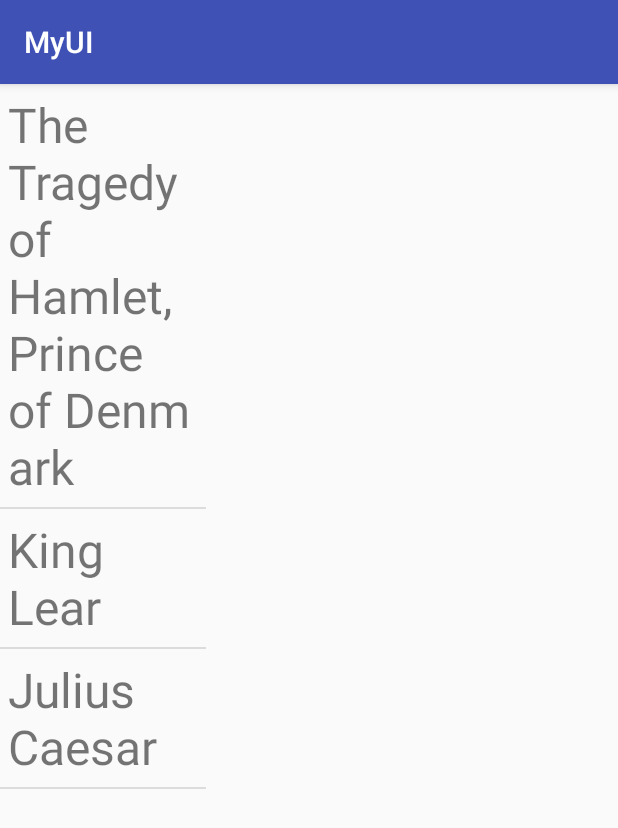
After one commit to YershovAleksandr/Android_015_UI, an Android app: the fragment FPLQuotesFragment placed in its activity, on a phone screen of 412 x 824 dp. The commit adds this screen. Shown: the top 828 px of the screen. Run offline under Robolectric (Android 15) with nearby library versions, the phone set to English and light mode, and no system bars.

Commit message:
UI Fragment Programmatic done

```diff
--- a/MyUI/app/src/main/AndroidManifest.xml
+++ b/MyUI/app/src/main/AndroidManifest.xml
@@ -63,6 +63,7 @@
         android:theme="@android:style/Theme.Holo.Light.DarkActionBar" />
         <activity android:name=".FDLQuoteViewerActivity" />
         <activity android:name=".FDLAQuoteViewerActivity" />
+        <activity android:name=".FPLQuoteViewerActivity" />
     </application>
 
 </manifest>
--- /dev/null
+++ b/MyUI/app/src/main/java/com/nam/myui/FPLQuoteViewerActivity.java
@@ -0,0 +1,56 @@
+package com.nam.myui;
+
+import android.app.FragmentManager;
+import android.app.FragmentTransaction;
+import android.os.Bundle;
+import android.support.v7.app.AppCompatActivity;
+
+import com.nam.myui.FPLTitlesFragment.ListSelectionListener;
+
+//Several Activity lifecycle methods are instrumented to emit LogCat output
+//so you can follow this class' lifecycle
+public class FPLQuoteViewerActivity extends AppCompatActivity implements ListSelectionListener {
+
+	public static String[] mTitleArray;
+	public static String[] mQuoteArray;
+
+	// Get a reference to the QuotesFragment
+	private final FPLQuotesFragment mQuoteFragment = new FPLQuotesFragment();
+
+	@Override
+	protected void onCreate(Bundle savedInstanceState) {
+		super.onCreate(savedInstanceState);
+
+		// Get the string arrays with the titles and qutoes
+		mTitleArray = getResources().getStringArray(R.array.Titles);
+		mQuoteArray = getResources().getStringArray(R.array.Quotes);
+
+		setContentView(R.layout.fragmentprogrammaticlayout);
+
+		// Get a reference to the FragmentManager
+		FragmentManager fragmentManager = getFragmentManager();
+
+		// Begin a new FragmentTransaction
+		FragmentTransaction fragmentTransaction = fragmentManager
+				.beginTransaction();
+
+		// Add the TitleFragment
+		fragmentTransaction.add(R.id.title_frame, new FPLTitlesFragment());
+
+		// Add the QuoteFragment
+		fragmentTransaction.add(R.id.quote_frame, mQuoteFragment);
+
+		// Commit the FragmentTransaction
+		fragmentTransaction.commit();
+	}
+
+	// Called when the user selects an item in the TitlesFragment
+	@Override
+	public void onListSelection(int index) {
+		if (mQuoteFragment.getShownIndex() != index) {
+
+			// Tell the QuoteFragment to show the quote string at position index
+			mQuoteFragment.showQuoteAtIndex(index);
+		}
+	}
+}
--- /dev/null
+++ b/MyUI/app/src/main/java/com/nam/myui/FPLQuotesFragment.java
@@ -0,0 +1,108 @@
+package com.nam.myui;
+
+import android.app.Activity;
+import android.app.Fragment;
+import android.os.Bundle;
+import android.util.Log;
+import android.view.LayoutInflater;
+import android.view.View;
+import android.view.ViewGroup;
+import android.widget.TextView;
+
+//Several Activity and Fragment lifecycle methods are instrumented to emit LogCat output
+//so you can follow the class' lifecycle
+public class FPLQuotesFragment extends Fragment {
+
+	private static final String TAG = "QuotesFragment";
+
+	private TextView mQuoteView = null;
+	private int mCurrIdx = -1;
+	private int mQuoteArrayLen;
+
+	int getShownIndex() {
+		return mCurrIdx;
+	}
+
+	// Show the Quote string at position newIndex
+	void showQuoteAtIndex(int newIndex) {
+		if (newIndex < 0 || newIndex >= mQuoteArrayLen)
+			return;
+		mCurrIdx = newIndex;
+		mQuoteView.setText(FPLQuoteViewerActivity.mQuoteArray[mCurrIdx]);
+	}
+
+	@Override
+	public void onAttach(Activity activity) {
+		Log.i(TAG, getClass().getSimpleName() + ":entered onAttach()");
+		super.onAttach(activity);
+	}
+
+	@Override
+	public void onCreate(Bundle savedInstanceState) {
+		Log.i(TAG, getClass().getSimpleName() + ":entered onCreate()");
+		super.onCreate(savedInstanceState);
+	}
+
+	// Called to create the content view for this Fragment
+	@Override
+	public View onCreateView(LayoutInflater inflater, ViewGroup container,
+			Bundle savedInstanceState) {
+
+		// Inflate the layout defined in quote_fragment.xml
+		// The last parameter is false because the returned view does not need to be attached to the container ViewGroup
+		return inflater.inflate(R.layout.fplquote_fragment, container, false);
+	}
+
+	// Set up some information about the mQuoteView TextView
+	@Override
+	public void onActivityCreated(Bundle savedInstanceState) {
+		super.onActivityCreated(savedInstanceState);
+		mQuoteView = (TextView) getActivity().findViewById(R.id.quoteView);
+		mQuoteArrayLen = FPLQuoteViewerActivity.mQuoteArray.length;
+	}
+
+	@Override
+	public void onStart() {
+		Log.i(TAG, getClass().getSimpleName() + ":entered onStart()");
+		super.onStart();
+	}
+
+	@Override
+	public void onResume() {
+		Log.i(TAG, getClass().getSimpleName() + ":entered onResume()");
+		super.onResume();
+	}
+
+
+	@Override
+	public void onPause() {
+		Log.i(TAG, getClass().getSimpleName() + ":entered onPause()");
+		super.onPause();
+	}
+
+	@Override
+	public void onStop() {
+		Log.i(TAG, getClass().getSimpleName() + ":entered onStop()");
+		super.onStop();
+	}
+
+	@Override
+	public void onDetach() {
+		Log.i(TAG, getClass().getSimpleName() + ":entered onDetach()");
+		super.onDetach();
+	}
+
+
+	@Override
+	public void onDestroy() {
+		Log.i(TAG, getClass().getSimpleName() + ":entered onDestroy()");
+		super.onDestroy();
+	}
+
+	@Override
+	public void onDestroyView() {
+		Log.i(TAG, getClass().getSimpleName() + ":entered onDestroyView()");
+		super.onDestroyView();
+	}
+
+}
--- /dev/null
+++ b/MyUI/app/src/main/java/com/nam/myui/FPLTitlesFragment.java
@@ -0,0 +1,121 @@
+package com.nam.myui;
+
+import android.app.Activity;
+import android.app.ListFragment;
+import android.os.Bundle;
+import android.util.Log;
+import android.view.LayoutInflater;
+import android.view.View;
+import android.view.ViewGroup;
+import android.widget.ArrayAdapter;
+import android.widget.ListView;
+
+//Several Activity and Fragment lifecycle methods are instrumented to emit LogCat output
+//so you can follow the class' lifecycle
+public class FPLTitlesFragment extends ListFragment {
+
+	private ListSelectionListener mListener = null;
+	private static final String TAG = "TitlesFragment";
+
+	// Callback interface that allows this Fragment to notify the QuoteViewerActivity when
+	// user clicks on a List Item
+	public interface ListSelectionListener {
+		public void onListSelection(int index);
+	}
+
+	// Called when the user selects an item from the List
+	@Override
+	public void onListItemClick(ListView l, View v, int pos, long id) {
+
+		// Indicates the selected item has been checked
+		getListView().setItemChecked(pos, true);
+
+		// Inform the QuoteViewerActivity that the item in position pos has been selected
+		mListener.onListSelection(pos);
+	}
+
+	@Override
+	public void onAttach(Activity activity) {
+		Log.i(TAG, getClass().getSimpleName() + ":entered onAttach()");
+		super.onAttach(activity);
+
+		try {
+
+			// Set the ListSelectionListener for communicating with the QuoteViewerActivity
+			mListener = (ListSelectionListener) activity;
+
+		} catch (ClassCastException e) {
+			throw new ClassCastException(activity.toString()
+					+ " must implement OnArticleSelectedListener");
+		}
+	}
+
+	@Override
+	public void onCreate(Bundle savedInstanceState) {
+		Log.i(TAG, getClass().getSimpleName() + ":entered onCreate()");
+		super.onCreate(savedInstanceState);
+	}
+
+	@Override
+	public View onCreateView(LayoutInflater inflater, ViewGroup container,
+			Bundle savedInstanceState) {
+		Log.i(TAG, getClass().getSimpleName() + ":entered onCreate()");
+		return super.onCreateView(inflater, container, savedInstanceState);
+	}
+
+	@Override
+	public void onActivityCreated(Bundle savedState) {
+		Log.i(TAG, getClass().getSimpleName() + ":entered onActivityCreated()");
+		super.onActivityCreated(savedState);
+
+		// Set the list choice mode to allow only one selection at a time
+		getListView().setChoiceMode(ListView.CHOICE_MODE_SINGLE);
+
+		// Set the list adapter for the ListView
+		// Discussed in more detail in the user interface classes lesson
+		setListAdapter(new ArrayAdapter<String>(getActivity(),
+				R.layout.fpltitles_item, FPLQuoteViewerActivity.mTitleArray));
+	}
+
+	@Override
+	public void onStart() {
+		Log.i(TAG, getClass().getSimpleName() + ":entered onStart()");
+		super.onStart();
+	}
+
+	@Override
+	public void onResume() {
+		Log.i(TAG, getClass().getSimpleName() + ":entered onResume()");
+		super.onResume();
+	}
+
+	@Override
+	public void onPause() {
+		Log.i(TAG, getClass().getSimpleName() + ":entered onPause()");
+		super.onPause();
+	}
+
+	@Override
+	public void onStop() {
+		Log.i(TAG, getClass().getSimpleName() + ":entered onStop()");
+		super.onStop();
+	}
+
+	@Override
+	public void onDetach() {
+		Log.i(TAG, getClass().getSimpleName() + ":entered onDetach()");
+		super.onDetach();
+	}
+
+	@Override
+	public void onDestroy() {
+		Log.i(TAG, getClass().getSimpleName() + ":entered onDestroy()");
+		super.onDestroy();
+	}
+
+	@Override
+	public void onDestroyView() {
+		Log.i(TAG, getClass().getSimpleName() + ":entered onDestroyView()");
+		super.onDestroyView();
+	}
+}
--- a/MyUI/app/src/main/java/com/nam/myui/MainActivity.java
+++ b/MyUI/app/src/main/java/com/nam/myui/MainActivity.java
@@ -47,6 +47,7 @@ public class MainActivity extends AppCompatActivity {
     private Button mButton27;
     private Button mButton28;
     private Button mButton29;
+    private Button mButton30;
 
     private BottomNavigationView.OnNavigationItemSelectedListener mOnNavigationItemSelectedListener
             = new BottomNavigationView.OnNavigationItemSelectedListener() {
@@ -378,6 +379,15 @@ public class MainActivity extends AppCompatActivity {
             }
         });
 
+        mButton30 = (Button)findViewById(R.id.button30);
+        mButton30.setOnClickListener(new View.OnClickListener() {
+            @Override
+            public void onClick(View v) {
+                x42.Log("Click button30");
+                Intent intent = new Intent(MainActivity.this, FPLQuoteViewerActivity.class);
+                startActivity(intent);
+            }
+        });
 
     }
 
--- a/MyUI/app/src/main/res/layout/activity_main.xml
+++ b/MyUI/app/src/main/res/layout/activity_main.xml
@@ -234,7 +234,7 @@
                 android:id="@+id/button30"
                 android:layout_width="match_parent"
                 android:layout_height="wrap_content"
-                android:text="aaaa"
+                android:text="Fragment Programmatic Layout"
                 android:textAllCaps="false" />
 
             <Button
--- /dev/null
+++ b/MyUI/app/src/main/res/layout/fplquote_fragment.xml
@@ -0,0 +1,16 @@
+<?xml version="1.0" encoding="utf-8"?>
+<LinearLayout xmlns:android="http://schemas.android.com/apk/res/android"
+    android:id="@+id/ScrollView1"
+    android:layout_width="match_parent"
+    android:layout_height="match_parent"
+    android:orientation="vertical" >
+
+    <TextView
+        android:id="@+id/quoteView"
+        android:layout_width="match_parent"
+        android:layout_height="match_parent"
+        android:padding="5dip"
+        android:textSize="32sp" >
+    </TextView>
+
+</LinearLayout>
--- /dev/null
+++ b/MyUI/app/src/main/res/layout/fpltitles_item.xml
@@ -0,0 +1,10 @@
+<?xml version="1.0" encoding="utf-8"?>
+<TextView xmlns:android="http://schemas.android.com/apk/res/android"
+    android:layout_width="match_parent"
+    android:layout_height="match_parent"
+    android:orientation="vertical"
+    android:padding="5dip"
+    android:textSize="32sp"
+    android:background = "?android:attr/activatedBackgroundIndicator">
+
+</TextView>
--- /dev/null
+++ b/MyUI/app/src/main/res/layout/fragmentprogrammaticlayout.xml
@@ -0,0 +1,23 @@
+<?xml version="1.0" encoding="utf-8"?>
+<LinearLayout xmlns:android="http://schemas.android.com/apk/res/android"
+    android:id="@+id/activityFrame"
+    android:layout_width="match_parent"
+    android:layout_height="match_parent"
+    android:orientation="horizontal"
+    android:baselineAligned="false">
+
+    <FrameLayout
+        android:id="@+id/title_frame"
+        android:layout_width="0dp"
+        android:layout_height="match_parent"
+        android:layout_weight="1" >
+    </FrameLayout>
+
+    <FrameLayout
+        android:id="@+id/quote_frame"
+        android:layout_width="0dp"
+        android:layout_height="match_parent"
+        android:layout_weight="2" >
+    </FrameLayout>
+
+</LinearLayout>
```
